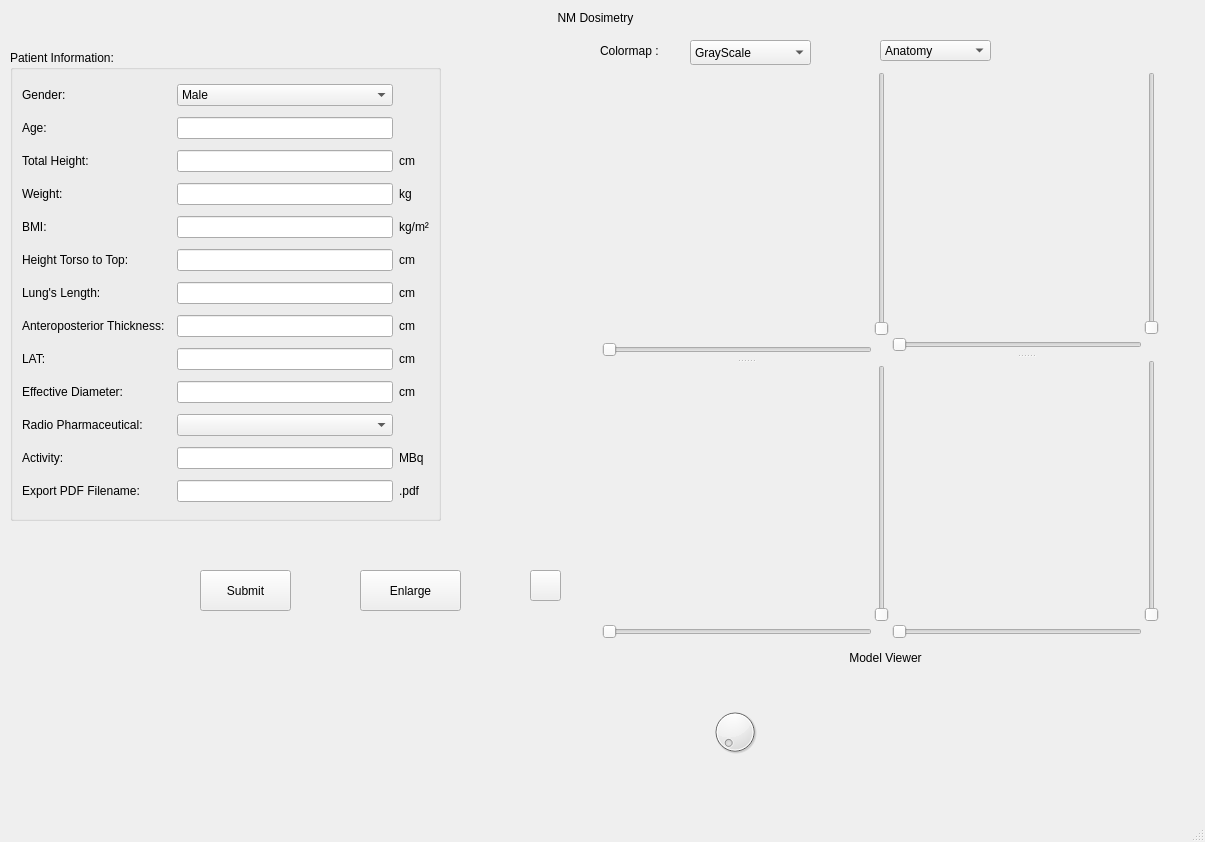
Afrodith/Error-Dosi, file forms/NMDosimetry.ui: the form before one commit.
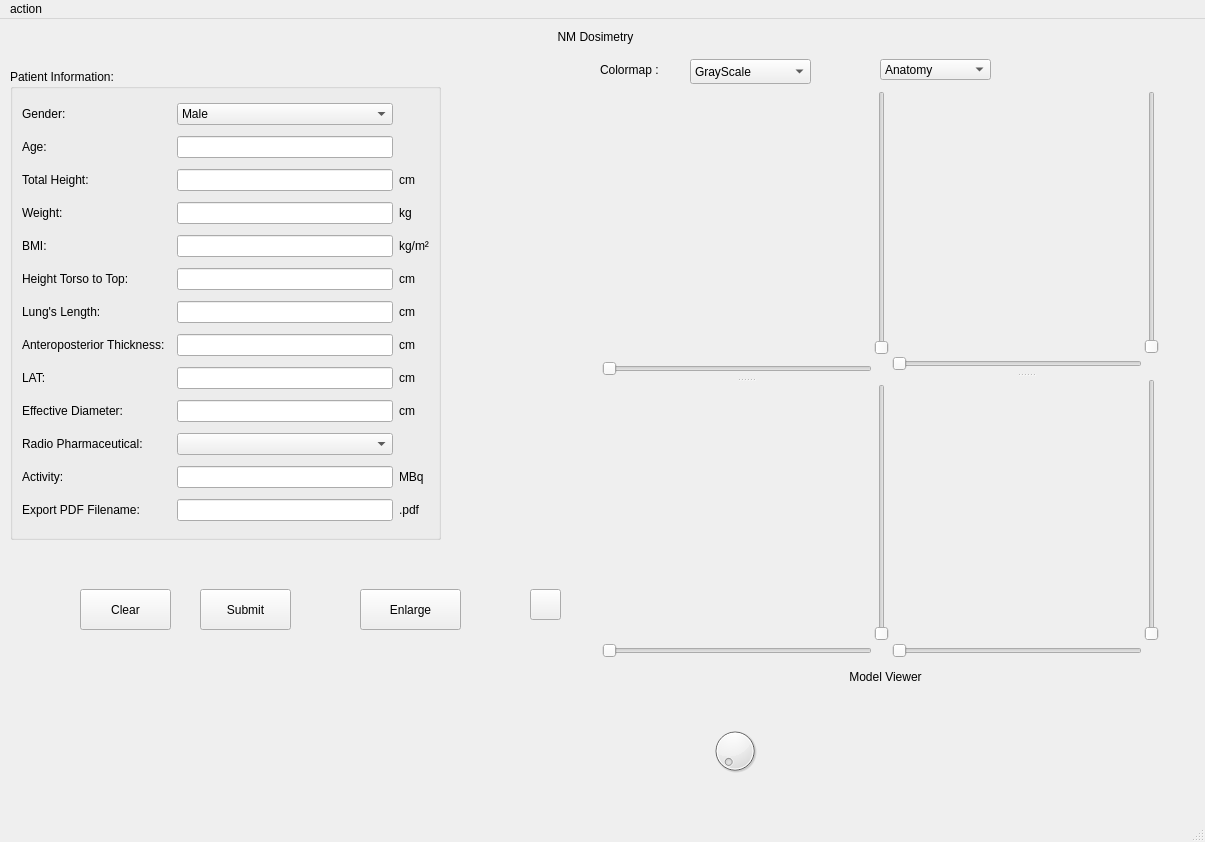
The form after the commit. Icons and pictures are not drawn. Custom widgets are drawn as their Qt base class.

What changed in the file:
```diff
--- a/forms/NMDosimetry.ui
+++ b/forms/NMDosimetry.ui
@@ -659,6 +659,19 @@
      </item>
     </layout>
    </widget>
+   <widget class="QPushButton" name="pb_clear">
+    <property name="geometry">
+     <rect>
+      <x>80</x>
+      <y>570</y>
+      <width>91</width>
+      <height>41</height>
+     </rect>
+    </property>
+    <property name="text">
+     <string>Clear</string>
+    </property>
+   </widget>
   </widget>
   <widget class="QMenuBar" name="menubar">
    <property name="geometry">
@@ -672,6 +685,13 @@
    <property name="defaultUp">
     <bool>false</bool>
    </property>
+   <widget class="QMenu" name="menuaction">
+    <property name="title">
+     <string>action</string>
+    </property>
+    <addaction name="actionreg"/>
+   </widget>
+   <addaction name="menuaction"/>
   </widget>
   <widget class="QStatusBar" name="statusbar"/>
   <action name="actionLoad_images">
```
Left out of the diff: 5 changed lines with no effect on the pictures.
